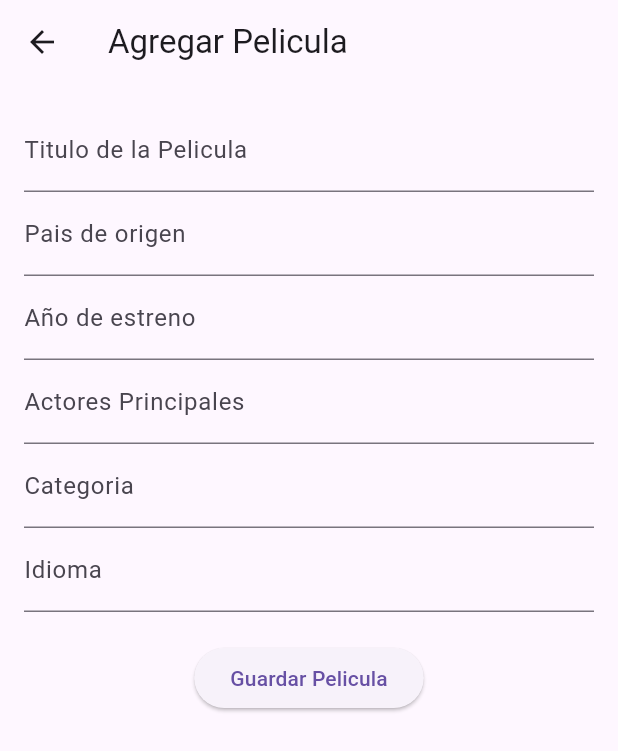
After one commit to RicardoAreGoz/Proyecto_6, a Flutter app: the AddEditMoviePage screen opened directly, after a tap on "Guardar Pelicula", on a phone screen of 412 x 824 dp. The commit adds this screen. Shown: the top 751 px of the screen. Run offline on Flutter 3.47's test engine with Material 3 defaults, Android fonts, the phone set to English and light mode, and no system bars; our stand-ins replace supabase_flutter; accounts and stored records are empty; network calls fail.

Commit message:
Administrador puede agregar

```diff
--- /dev/null
+++ b/lib/addEditProperty.dart
@@ -0,0 +1,124 @@
+import 'package:flutter/material.dart';
+import 'package:flutter/services.dart'; // Importa esto para usar los inputFormatters
+import 'package:supabase_flutter/supabase_flutter.dart';
+
+class AddEditMoviePage extends StatefulWidget {
+  final Map<String, dynamic>? movieData;
+
+  const AddEditMoviePage({Key? key, this.movieData}) : super(key: key);
+
+  @override
+  _AddEditMoviePagePageState createState() => _AddEditMoviePagePageState();
+}
+
+class _AddEditMoviePagePageState extends State<AddEditMoviePage> {
+  final SupabaseClient _supabase = Supabase.instance.client;
+
+  final _nameController = TextEditingController();
+  final _countryController = TextEditingController();
+  final _yearController = TextEditingController();
+  final _actorsController = TextEditingController();
+  final _categoryController = TextEditingController();
+  final _languageController = TextEditingController();
+
+  @override
+  void initState() {
+    super.initState();
+    if (widget.movieData != null) {
+      _nameController.text = widget.movieData!['Titulo de la Pelicula'];
+      _countryController.text = widget.movieData!['Pais de origen'];
+      _yearController.text = widget.movieData!['Año de estreno'].toString();
+      _actorsController.text = widget.movieData!['Actores Principales'];
+      _categoryController.text = widget.movieData!['Categoria'];
+      _languageController.text = widget.movieData!['Idioma'];
+    }
+  }
+
+  Future<void> _saveMovie() async {
+    final movieName = _nameController.text;
+    final country = _countryController.text;
+    final year = double.tryParse(_yearController.text);
+    final actors = _actorsController.text;
+    final category = _categoryController.text;
+    final language = _languageController.text;
+
+    if (widget.movieData != null) {
+      final id = widget.movieData!['id'];
+      final response = await _supabase.from('peliculas').update({
+        'titulo': movieName,
+        'pais': country,
+        'año': year,
+        'actores': actors,
+        'categoria': category,
+        'idioma' : language,
+      }).eq('id', id);
+
+      if (response.error != null) {
+        // Manejar error aquí
+      }
+    } else {
+      final response = await _supabase.from('peliculas').insert({
+        'titulo': movieName,
+        'pais': country,
+        'año': year,
+        'actores': actors,
+        'categoria': category,
+        'idioma' : language,
+      });
+
+      if (response.error != null) {
+        // Manejar error aquí
+      }
+    }
+    Navigator.pop(context);
+  }
+
+  @override
+  Widget build(BuildContext context) {
+    return Scaffold(
+      appBar: AppBar(
+        title: Text(widget.movieData == null ? 'Agregar Pelicula' : 'Editar Pelicula'),
+      ),
+      body: Padding(
+        padding: const EdgeInsets.all(16.0),
+        child: Column(
+          children: [
+            TextField(
+              controller: _nameController,
+              decoration: const InputDecoration(labelText: 'Titulo de la Pelicula'),
+            ),
+            TextField(
+              controller: _countryController,
+              decoration: const InputDecoration(labelText: 'Pais de origen'),
+            ),
+            TextField(
+              controller: _yearController,
+              decoration: const InputDecoration(labelText: 'Año de estreno'),
+              keyboardType: TextInputType.number, // Teclado numérico
+              inputFormatters: <TextInputFormatter>[
+                FilteringTextInputFormatter.digitsOnly // Solo permite dígitos
+              ],
+            ),
+            TextField(
+              controller: _actorsController,
+              decoration: const InputDecoration(labelText: 'Actores Principales'),
+            ),
+            TextField(
+              controller: _categoryController,
+              decoration: const InputDecoration(labelText: 'Categoria'),
+            ),
+            TextField(
+              controller: _languageController,
+              decoration: const InputDecoration(labelText: 'Idioma'),
+            ),
+            const SizedBox(height: 20),
+            ElevatedButton(
+              onPressed: _saveMovie,
+              child: const Text('Guardar Pelicula'),
+            ),
+          ],
+        ),
+      ),
+    );
+  }
+}
--- a/lib/login.dart
+++ b/lib/login.dart
@@ -1,7 +1,7 @@
 import 'package:flutter/material.dart';
 import 'package:supabase_flutter/supabase_flutter.dart';
 import 'registro.dart';
-import 'administrator.dart';
+import 'admin.dart';
 import 'user.dart';
 
 
```
Also changed, not shown: lib/admin.dart (+79 -170 lines), lib/administrator.dart (deleted, +0 -50 lines).
